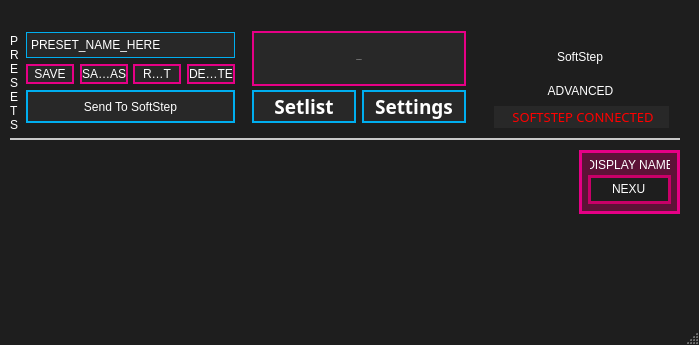
First picture: the form in standalone/advanced/forms/mainwindowWin.ui, repository Muse-Kinetics/softstep_editor, before the edit.
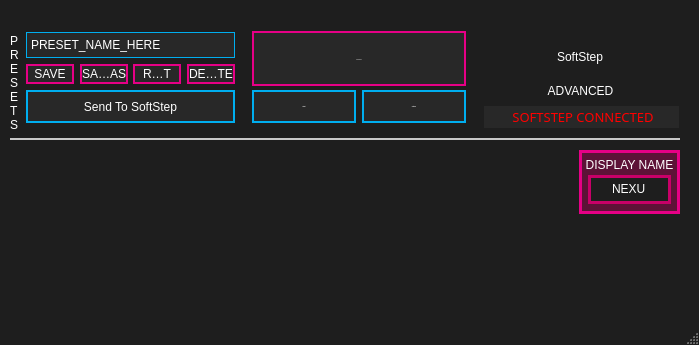
Second picture: the form after the edit. Icons and pictures are not drawn.

```diff
--- a/standalone/advanced/forms/mainwindowWin.ui
+++ b/standalone/advanced/forms/mainwindowWin.ui
@@ -663,8 +663,7 @@
      <property name="font">
       <font>
        <family>Corbel</family>
-       <pointsize>14</pointsize>
-       <weight>75</weight>
+       <pointsize>-1</pointsize>
        <italic>false</italic>
        <bold>true</bold>
       </font>
@@ -729,8 +728,7 @@
      <property name="font">
       <font>
        <family>Corbel</family>
-       <pointsize>14</pointsize>
-       <weight>75</weight>
+       <pointsize>-1</pointsize>
        <italic>false</italic>
        <bold>true</bold>
       </font>
@@ -847,9 +845,9 @@
    <widget class="QLabel" name="connectedLabel">
     <property name="geometry">
      <rect>
-      <x>494</x>
+      <x>484</x>
       <y>106</y>
-      <width>175</width>
+      <width>195</width>
       <height>22</height>
      </rect>
     </property>
@@ -857,7 +855,6 @@
      <font>
       <family>Futura-Normal</family>
       <pointsize>10</pointsize>
-      <weight>50</weight>
       <italic>false</italic>
       <bold>false</bold>
      </font>
@@ -961,9 +958,9 @@
    <widget class="QLabel" name="presetlabel_3">
     <property name="geometry">
      <rect>
-      <x>590</x>
+      <x>579</x>
       <y>157</y>
-      <width>80</width>
+      <width>101</width>
       <height>15</height>
      </rect>
     </property>
```
Left out of the diff: 29 changed lines with no effect on the pictures.
